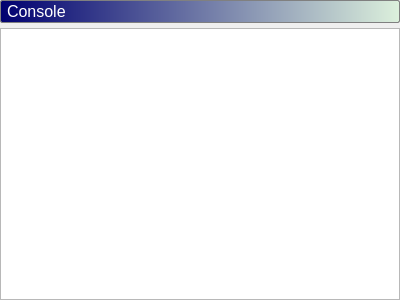
Above: FrmConsole.ui from beltoforion/InstantLua before the change. Below: the same form after it.
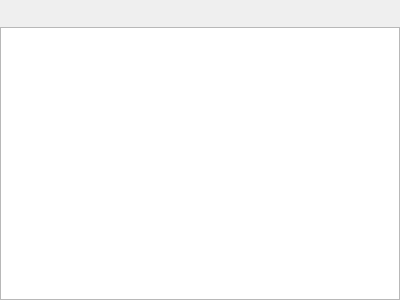
That is the form after the change. Custom widgets are drawn as their Qt base class.

Commit message: GradientPanel added for pretty captions

The edit to the form file:
```diff
--- a/FrmConsole.ui
+++ b/FrmConsole.ui
@@ -22,35 +22,16 @@
    </property>
    <item>
     <layout class="QVBoxLayout" name="verticalLayout">
+     <property name="spacing">
+      <number>2</number>
+     </property>
      <item>
-      <widget class="QLabel" name="lbCapDebug">
-       <property name="font">
-        <font>
-         <pointsize>12</pointsize>
-        </font>
-       </property>
-       <property name="autoFillBackground">
-        <bool>false</bool>
-       </property>
-       <property name="styleSheet">
-        <string notr="true">background-color: qlineargradient(spread:pad, x1:0, y1:0, x2:1, y2:0, stop:0 rgba(0, 0, 112, 255), stop:1 rgba(220, 240, 220, 255));
-color: rgb(255, 255, 255);
-padding: 1px;
-border-style: solid;
-border: 1px solid gray;
-border-radius: 2px;</string>
-       </property>
-       <property name="text">
-        <string>Console</string>
-       </property>
-       <property name="alignment">
-        <set>Qt::AlignLeading|Qt::AlignLeft|Qt::AlignVCenter</set>
-       </property>
-       <property name="margin">
-        <number>3</number>
-       </property>
-       <property name="indent">
-        <number>5</number>
+      <widget class="QGradientPanel" name="paCaption" native="true">
+       <property name="minimumSize">
+        <size>
+         <width>0</width>
+         <height>25</height>
+        </size>
        </property>
       </widget>
      </item>
@@ -72,7 +53,13 @@
   <customwidget>
    <class>QCommandPrompt</class>
    <extends>QPlainTextEdit</extends>
-   <header location="global">QCommandPrompt.h</header>
+   <header>QCommandPrompt.h</header>
+  </customwidget>
+  <customwidget>
+   <class>QGradientPanel</class>
+   <extends>QWidget</extends>
+   <header>QGradientPanel.h</header>
+   <container>1</container>
   </customwidget>
  </customwidgets>
  <resources/>
```
The commit also changes 32 other files.
